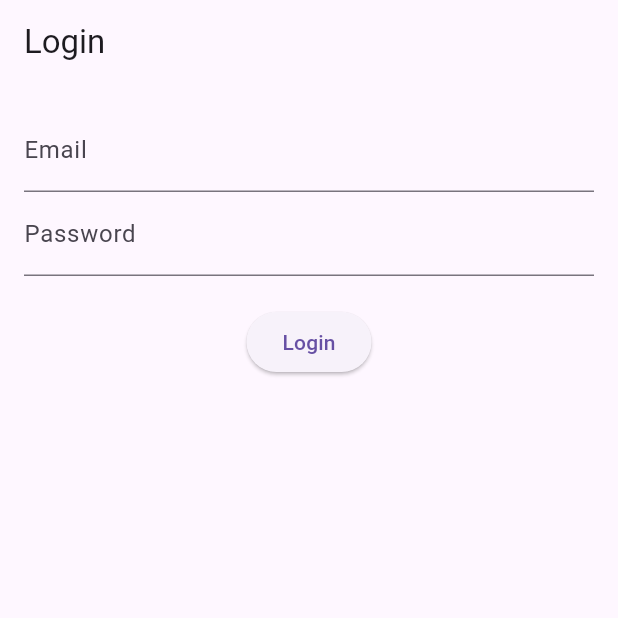
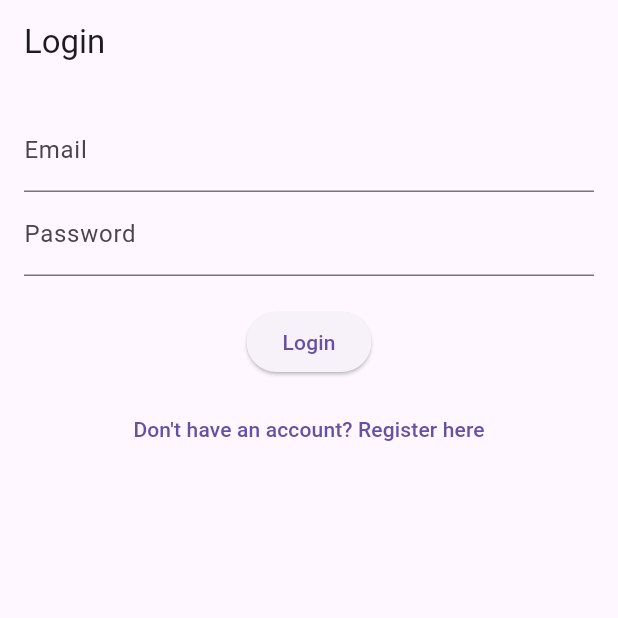
Before and after one commit to Firadians/location_tracker, a Flutter app: the screen it shows after launch, on a phone screen of 412 x 824 dp, the top half of it. Run offline on Flutter 3.47's test engine with Material 3 defaults, Android fonts, the phone set to English and light mode, and no system bars; our stand-ins replace cloud_firestore, equatable, firebase_auth, firebase_core, flutter_bloc; accounts and stored records are empty.

Commit message:
add redirect page to Register Page from login Page

```diff
--- a/lib/features/auth/presentation/pages/login_screen.dart
+++ b/lib/features/auth/presentation/pages/login_screen.dart
@@ -46,6 +46,13 @@ class LoginScreen extends StatelessWidget {
                   },
                   child: Text('Login'),
                 ),
+                SizedBox(height: 10),
+                TextButton(
+                  onPressed: () {
+                    Navigator.pushNamed(context, '/register');
+                  },
+                  child: Text('Don\'t have an account? Register here'),
+                ),
               ],
             ),
           );
```
